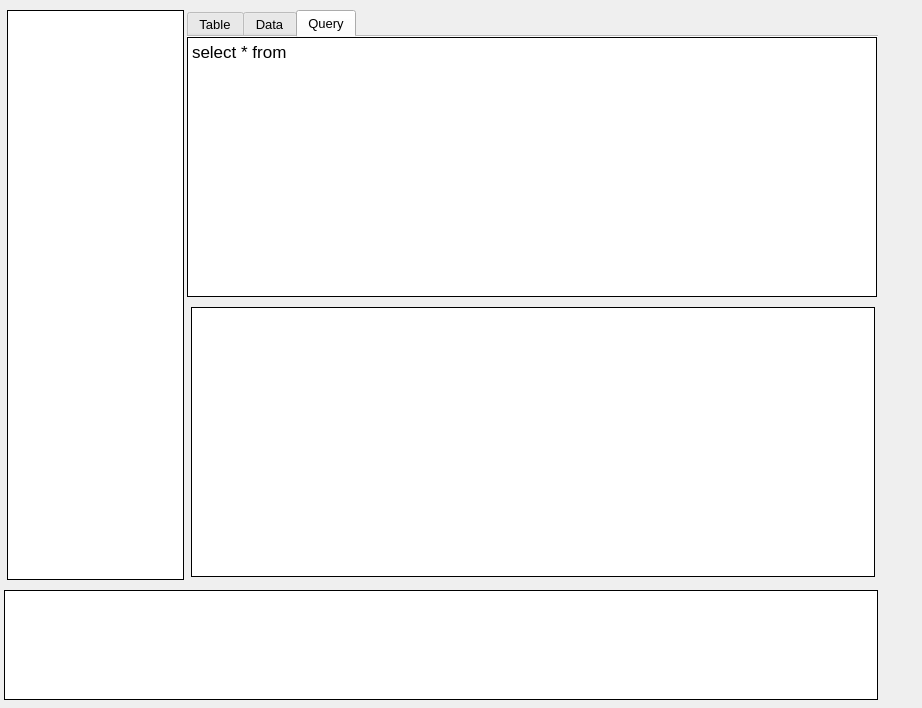
Above: Lib/UI/LAYOUT/MainWindow.ui from fer-moreira/MYQT before the change. Below: the same form after it.
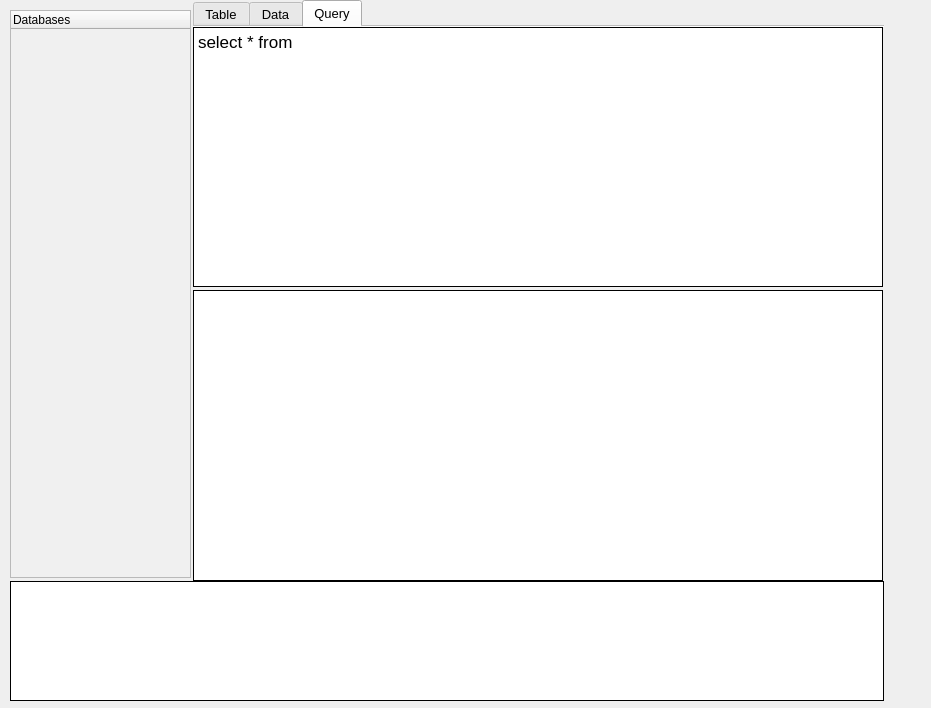
That is the form after the change.

What changed in the file:
```diff
--- a/Lib/UI/LAYOUT/MainWindow.ui
+++ b/Lib/UI/LAYOUT/MainWindow.ui
@@ -9,7 +9,7 @@
    <rect>
     <x>0</x>
     <y>0</y>
-    <width>922</width>
+    <width>931</width>
     <height>708</height>
    </rect>
   </property>
@@ -25,14 +25,17 @@
   <property name="inputMethodHints">
    <set>Qt::ImhNone</set>
   </property>
+  <property name="tabShape">
+   <enum>QTabWidget::Rounded</enum>
+  </property>
   <widget class="QWidget" name="centralwidget">
    <widget class="QTabWidget" name="tabWidget">
     <property name="geometry">
      <rect>
-      <x>187</x>
-      <y>10</y>
+      <x>193</x>
+      <y>0</y>
       <width>691</width>
-      <height>580</height>
+      <height>590</height>
      </rect>
     </property>
     <property name="font">
@@ -42,6 +45,9 @@
       <bold>false</bold>
      </font>
     </property>
+    <property name="layoutDirection">
+     <enum>Qt::LeftToRight</enum>
+    </property>
     <property name="autoFillBackground">
      <bool>false</bool>
     </property>
@@ -211,10 +217,10 @@
      <widget class="QTableWidget" name="result_out">
       <property name="geometry">
        <rect>
-        <x>4</x>
-        <y>270</y>
-        <width>684</width>
-        <height>270</height>
+        <x>0</x>
+        <y>263</y>
+        <width>690</width>
+        <height>291</height>
        </rect>
       </property>
       <property name="toolTip">
@@ -291,6 +297,9 @@
       <property name="autoFillBackground">
        <bool>false</bool>
       </property>
+      <property name="styleSheet">
+       <string notr="true"/>
+      </property>
       <property name="inputMethodHints">
        <set>Qt::ImhDate|Qt::ImhDialableCharactersOnly|Qt::ImhDigitsOnly|Qt::ImhEmailCharactersOnly|Qt::ImhExclusiveInputMask|Qt::ImhFormattedNumbersOnly|Qt::ImhHiddenText|Qt::ImhLatinOnly|Qt::ImhLowercaseOnly|Qt::ImhMultiLine|Qt::ImhNoAutoUppercase|Qt::ImhNoEditMenu|Qt::ImhNoPredictiveText|Qt::ImhNoTextHandles|Qt::ImhPreferLatin|Qt::ImhPreferLowercase|Qt::ImhPreferNumbers|Qt::ImhPreferUppercase|Qt::ImhSensitiveData|Qt::ImhTime|Qt::ImhUppercaseOnly|Qt::ImhUrlCharactersOnly</set>
       </property>
@@ -315,10 +324,10 @@
    <widget class="QPlainTextEdit" name="console_out">
     <property name="geometry">
      <rect>
-      <x>4</x>
-      <y>590</y>
+      <x>10</x>
+      <y>581</y>
       <width>874</width>
-      <height>110</height>
+      <height>120</height>
      </rect>
     </property>
     <property name="font">
@@ -369,44 +378,35 @@
      <string>CONSOLE</string>
     </property>
    </widget>
-   <widget class="QListWidget" name="tables_out">
+   <widget class="QTreeWidget" name="tables_out">
     <property name="geometry">
      <rect>
-      <x>7</x>
+      <x>10</x>
       <y>10</y>
-      <width>177</width>
-      <height>570</height>
+      <width>181</width>
+      <height>568</height>
      </rect>
     </property>
-    <property name="maximumSize">
-     <size>
-      <width>180</width>
-      <height>570</height>
-     </size>
-    </property>
-    <property name="font">
-     <font>
-      <pointsize>10</pointsize>
-      <weight>50</weight>
-      <italic>false</italic>
-      <bold>false</bold>
-     </font>
-    </property>
     <property name="toolTip">
      <string>&lt;html&gt;&lt;head/&gt;&lt;body&gt;&lt;p&gt;TABLES&lt;/p&gt;&lt;/body&gt;&lt;/html&gt;</string>
     </property>
-    <property name="frameShape">
-     <enum>QFrame::Box</enum>
+    <property name="styleSheet">
+     <string notr="true">background-color:rgb(240,240,240)</string>
     </property>
-    <property name="frameShadow">
-     <enum>QFrame::Plain</enum>
+    <property name="verticalScrollBarPolicy">
+     <enum>Qt::ScrollBarAsNeeded</enum>
     </property>
-    <property name="lineWidth">
-     <number>1</number>
+    <property name="horizontalScrollBarPolicy">
+     <enum>Qt::ScrollBarAsNeeded</enum>
     </property>
-    <property name="sortingEnabled">
-     <bool>true</bool>
+    <property name="sizeAdjustPolicy">
+     <enum>QAbstractScrollArea::AdjustToContents</enum>
     </property>
+    <column>
+     <property name="text">
+      <string>Databases</string>
+     </property>
+    </column>
    </widget>
    <zorder>tabWidget</zorder>
    <zorder>tables_out</zorder>
```
Left out of the diff: 18 changed lines with no effect on the pictures.
